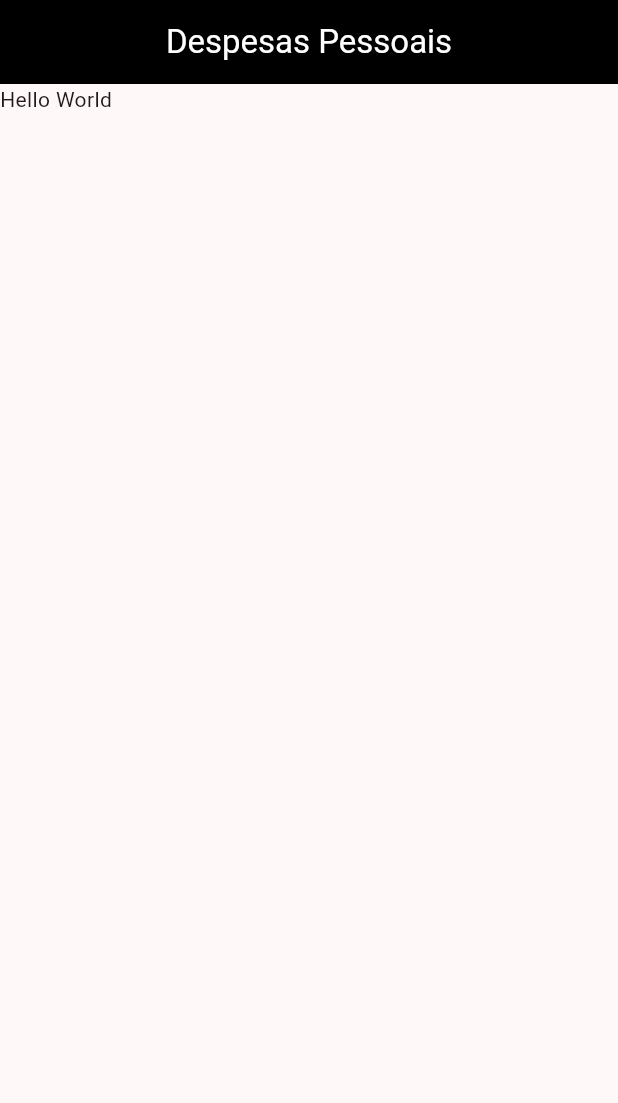
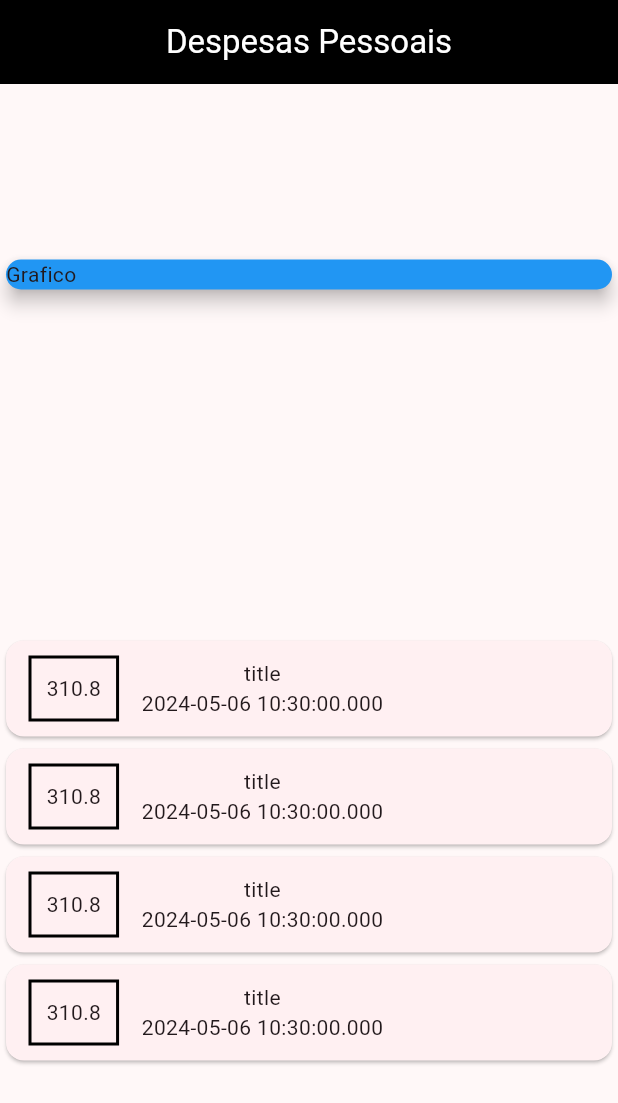
Before and after one commit to FloraRosaPupo/Aplicativo-de-Despesas-Pessoais, a Flutter app: the screen it shows after launch, on a phone screen of 412 x 824 dp. Shown: the top 1103 px of the screen. Run offline on Flutter 3.47's test engine with Material 3 defaults, Android fonts, the phone set to English and light mode, and no system bars.

Commit message:
painel inicial

```diff
--- /dev/null
+++ b/lib/models/transaction.dart
@@ -0,0 +1,15 @@
+import 'package:flutter/material.dart';
+
+class Transaction {
+  final String id;
+  final String title;
+  final double value;
+  final DateTime date;
+
+  Transaction({
+    required this.id,
+    required this.title,
+    required this.value,
+    required this.date,
+  });
+}
--- a/lib/pages/Homepage.dart
+++ b/lib/pages/Homepage.dart
@@ -1,3 +1,4 @@
+import 'package:despesaspessoais/models/transaction.dart';
 import 'package:flutter/material.dart';
 
 class HomePage extends StatefulWidget {
@@ -8,17 +9,64 @@ class HomePage extends StatefulWidget {
 }
 
 class _HomePageState extends State<HomePage> {
+  final _transaction = [
+    Transaction(id: 't1', title: 'title', value: 310.8, date: DateTime.now()),
+    Transaction(id: 't2', title: 'title', value: 310.8, date: DateTime.now()),
+    Transaction(id: 't3', title: 'title', value: 310.8, date: DateTime.now()),
+    Transaction(id: 't3', title: 'title', value: 310.8, date: DateTime.now()),
+  ];
+
   @override
   Widget build(BuildContext context) {
     return Scaffold(
-      appBar: AppBar(
-        title: Text("Despesas Pessoais",style: TextStyle(color: Colors.white),),
-        centerTitle: true,
-        backgroundColor: Colors.black,
-      ),
-      body: Container(
-        child: Text('Hello World'),
-      ),
-    );
+        appBar: AppBar(
+          title: Text(
+            "Despesas Pessoais",
+            style: TextStyle(color: Colors.white),
+          ),
+          centerTitle: true,
+          backgroundColor: Colors.black,
+        ),
+        body: Column(
+          mainAxisAlignment: MainAxisAlignment.spaceAround,
+          crossAxisAlignment: CrossAxisAlignment.stretch,
+          children: [
+            Container(
+              child: Card(
+                color: Colors.blue,
+                child: Text("Grafico"),
+                elevation: 5,
+              ),
+            ),
+            Column(
+              //map
+              children: _transaction.map((tr) {
+                return Card(
+                    child: Row(
+                  children: [
+                    Container(
+                      margin: EdgeInsets.symmetric(
+                        horizontal: 15,
+                        vertical: 10,
+                      ),
+                      decoration: BoxDecoration(
+                          border: Border.all(color: Colors.black, width: 2)),
+                      padding: EdgeInsets.all(10),
+                      child: Text(tr.value.toString()),
+                    ),
+                    Column(
+                      children: [
+                        Text(tr.title),
+                        Text(
+                          tr.date.toString(),
+                        )
+                      ],
+                    )
+                  ],
+                ));
+              }).toList(),
+            )
+          ],
+        ));
   }
 }
```
